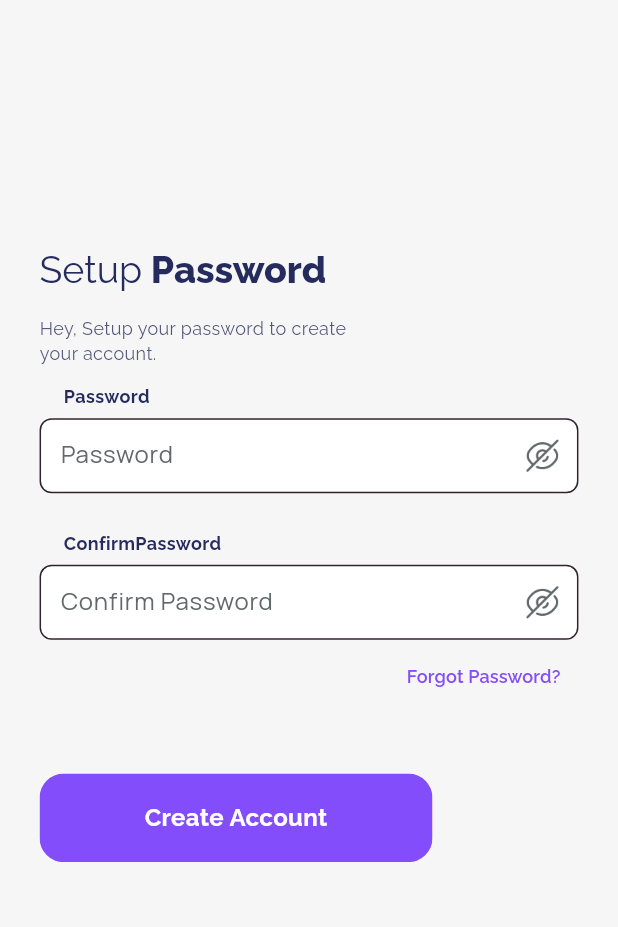
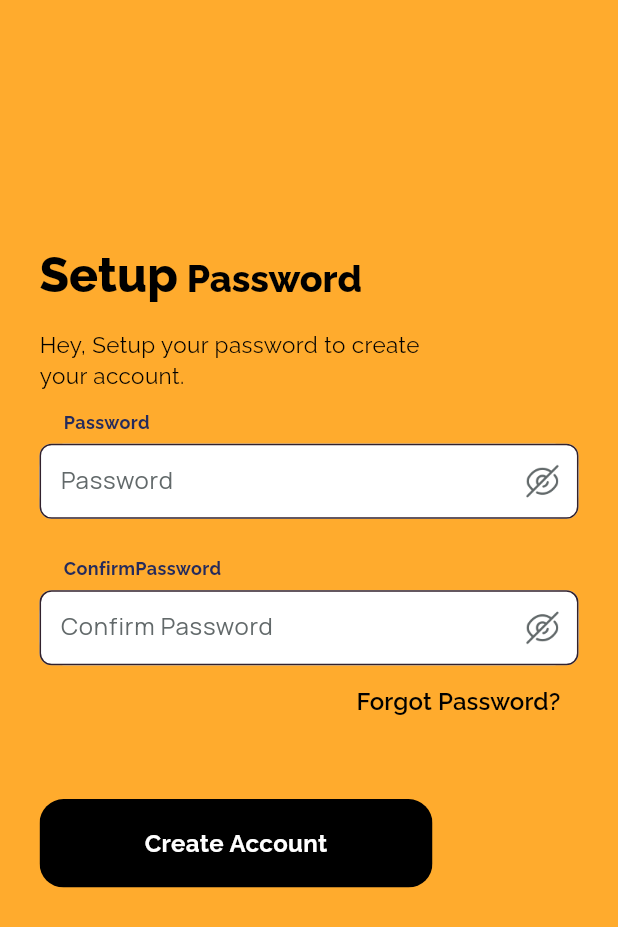
Before and after one commit to thisissaurabh/stockmanagement, a Flutter app: the RegisterPasswordScreen screen opened directly, on a phone screen of 412 x 824 dp. Shown: the top 927 px of the screen. Run offline on Flutter 3.47's test engine with Material 3 defaults, Android fonts, the phone set to English and light mode, and no system bars; our stand-ins replace cached_network_image, dropdown_button2, fl_chart, flutter_svg, fluttertoast, google_fonts and 5 more; missing offline and left inert: flutter_icon_snackbar; accounts and stored records are empty; project files that could hold a hidden picture were left out.

Commit message:
10 jan 2024 with calculation stock

```diff
--- a/lib/pos/invoice.dart
+++ b/lib/pos/invoice.dart
@@ -167,7 +167,7 @@ class _BillingWindowState extends State<BillingWindow> {
                 ),
               ),
               SizedBox(height: 5,),
-              CustomHorizontalLine(),
+              // CustomHorizontalLine(),
               SizedBox(height: 32,),
               Row(
                 children: [
--- a/lib/screens/dashboard/dashboard_screen.dart
+++ b/lib/screens/dashboard/dashboard_screen.dart
@@ -137,7 +137,7 @@ class _DashboardScreenState extends State<DashboardScreen> {
               // ),
               SizedBox(height: 5,),
               // SizedBox(height: 10),
-              CustomHorizontalLine(),
+              // CustomHorizontalLine(),
               SizedBox(height: 16,),
               Row(
                 mainAxisAlignment: MainAxisAlignment.start,
@@ -413,7 +413,7 @@ class _DashboardScreenState extends State<DashboardScreen> {
                                 children: [
                                   Row(
                                     children: [
-                                      Text("1200",style: title40,),
+                                      Text("1200000",style: title40,),
                                       SvgPicture.asset("assets/icon/rupee-sign-svgrepo-com.svg",
                                         color: Colors.white,
                                         height: 15,
--- a/lib/screens/register/register_password.dart
+++ b/lib/screens/register/register_password.dart
@@ -1,4 +1,5 @@
 import 'package:flutter/material.dart';
+import 'package:flutter/services.dart';
 import 'package:provider/provider.dart';
 import 'package:spyco_shop_management/api/login_register/register_apis.dart';
 
@@ -30,7 +31,7 @@ class _RegisterPasswordScreenState extends State<RegisterPasswordScreen> {
     double height = MediaQuery.of(context).size.height;
     double width = MediaQuery.of(context).size.width;
     return Scaffold(
-      backgroundColor: AppColors.backColor,
+      backgroundColor: selectedColor,
       body: SizedBox(
         height: height,
         width: width,
@@ -43,7 +44,7 @@ class _RegisterPasswordScreenState extends State<RegisterPasswordScreen> {
                 : Expanded(
               child: Container(
                 height: height,
-                color: bgColor,
+                color: Colors.black,
                 child: Center(
                   child: Text(
                     'Our Logo',
@@ -63,7 +64,7 @@ class _RegisterPasswordScreenState extends State<RegisterPasswordScreen> {
                     horizontal: ResponsiveWidget.isSmallScreen(context)
                         ? height * 0.032
                         : height * 0.12),
-                color: AppColors.backColor,
+                color: selectedColor,
                 child: SingleChildScrollView(
                   padding: const EdgeInsets.only(bottom: 40.0),
                   child: Column(
@@ -77,15 +78,15 @@ class _RegisterPasswordScreenState extends State<RegisterPasswordScreen> {
                             TextSpan(
                                 text: 'Setup',
                                 style: ralewayStyle.copyWith(
-                                  fontSize: 25.0,
-                                  color: AppColors.blueDarkColor,
-                                  fontWeight: FontWeight.normal,
+                                  fontSize: 32.0,
+                                  color: Colors.black,
+                                  fontWeight: FontWeight.w800,
                                 )),
                             TextSpan(
                               text: ' Password',
                               style: ralewayStyle.copyWith(
                                 fontWeight: FontWeight.w800,
-                                color: AppColors.blueDarkColor,
+                                color: Colors.black,
                                 fontSize: 25.0,
                               ),
                             ),
@@ -96,9 +97,9 @@ class _RegisterPasswordScreenState extends State<RegisterPasswordScreen> {
                       Text(
                         'Hey, Setup your password to create \nyour account.',
                         style: ralewayStyle.copyWith(
-                          fontSize: 12.0,
+                          fontSize: 15.0,
                           fontWeight: FontWeight.w400,
-                          color: AppColors.textColor,
+                          color: Colors.black,
                         ),
                       ),
                       SizedBox(height: height * 0.014),
@@ -128,6 +129,9 @@ class _RegisterPasswordScreenState extends State<RegisterPasswordScreen> {
                             }
                             return null;
                           },
+                          inputFormatters: [
+                            LengthLimitingTextInputFormatter(8),
+                          ],
                           controller: passwordController,
                           cursorColor: Colors.black,
                           style: k16_400_black,
@@ -174,6 +178,9 @@ class _RegisterPasswordScreenState extends State<RegisterPasswordScreen> {
                             return null;
                           },
                           controller: confirmPassword,
+                          inputFormatters: [
+                            LengthLimitingTextInputFormatter(8),
+                          ],
                           cursorColor: Colors.black,
                           style: k16_400_black,
                           obscureText: !showEye,
@@ -198,8 +205,8 @@ class _RegisterPasswordScreenState extends State<RegisterPasswordScreen> {
                           child: Text(
                             'Forgot Password?',
                             style: ralewayStyle.copyWith(
-                              fontSize: 12.0,
-                              color: bgColor,
+                              fontSize: 16.0,
+                              color: Colors.black,
                               fontWeight: FontWeight.w600,
                             ),
                           ),
@@ -276,7 +283,7 @@ class _RegisterPasswordScreenState extends State<RegisterPasswordScreen> {
                                 horizontal: 70.0, vertical: 18.0),
                             decoration: BoxDecoration(
                               borderRadius: BorderRadius.circular(16.0),
-                              color: bgColor,
+                              color: Colors.black,
                             ),
                             child: Text(
                               'Create Account',
--- a/lib/screens/supplier/supplier.dart
+++ b/lib/screens/supplier/supplier.dart
@@ -191,7 +191,6 @@ class _LeftSupplierPanelState extends State<LeftSupplierPanel> {
               Row(
                 crossAxisAlignment: CrossAxisAlignment.start,
                 children: [
-                  // We want this side menu only for large screen
                   if (Responsive.isDesktop(context))
                     Expanded(
                       child: ElevatedBgCard(
@@ -294,9 +293,6 @@ class _LeftSupplierPanelState extends State<LeftSupplierPanel> {
                         ),
                       ),
                     ),
-                  // SizedBox(
-                  //   width: 10,
-                  // ),
                   Expanded(
                     // It takes 5/6 part of the screen
                       flex: 3,
--- a/lib/stock/add_stock_item.dart
+++ b/lib/stock/add_stock_item.dart
@@ -628,6 +628,8 @@ class _HomePageState extends State<HomePage> {
                 mainAxisAlignment: MainAxisAlignment.spaceEvenly,
                 children: [
                   ElevatedButton(
+                    style: ButtonStyle(
+                    ),
                       onPressed: () {
                         //
                         String itemC = itemCode.text.trim();
@@ -920,7 +922,7 @@ class AddItemHeaderBox extends StatelessWidget {
     return Container(
       height: 50,
       decoration: BoxDecoration(
-          color: Colors.blue.withOpacity(0.80),
+          color: selectedColor,
         border: Border.all(
           width: 0.2,
           color: Colors.black.withOpacity(0.50)
@@ -930,7 +932,7 @@ class AddItemHeaderBox extends StatelessWidget {
           child: Text(
         title,
       style: TextStyle(
-        color: Colors.white,
+        color: Colors.black,
             fontSize: 13
       ),
       overflow: TextOverflow.ellipsis,
--- a/lib/widgets/main_button.dart
+++ b/lib/widgets/main_button.dart
@@ -63,7 +63,7 @@ class PlusButton extends StatelessWidget {
             padding: EdgeInsets.all(8),
             decoration: BoxDecoration(
                 borderRadius: BorderRadius.circular(6.0),
-                color: bgColor,
+                color: selectedColor,
                 shape: BoxShape.rectangle),
             child: Icon(Icons.add)),
       ),
```
Also changed, not shown: lib/main.dart (+6 -6 lines), lib/sales/add_customer.dart (+20 -24 lines), lib/screens/company_profile.dart (+4 -11 lines), lib/screens/login/login.dart (+6 -6 lines), lib/screens/register/register.dart (+9 -7 lines), lib/screens/register/register_details.dart (+26 -9 lines), lib/screens/register/register_verify_email.dart (+7 -7 lines), lib/screens/supplier/add_supplier.dart (+29 -9 lines).
